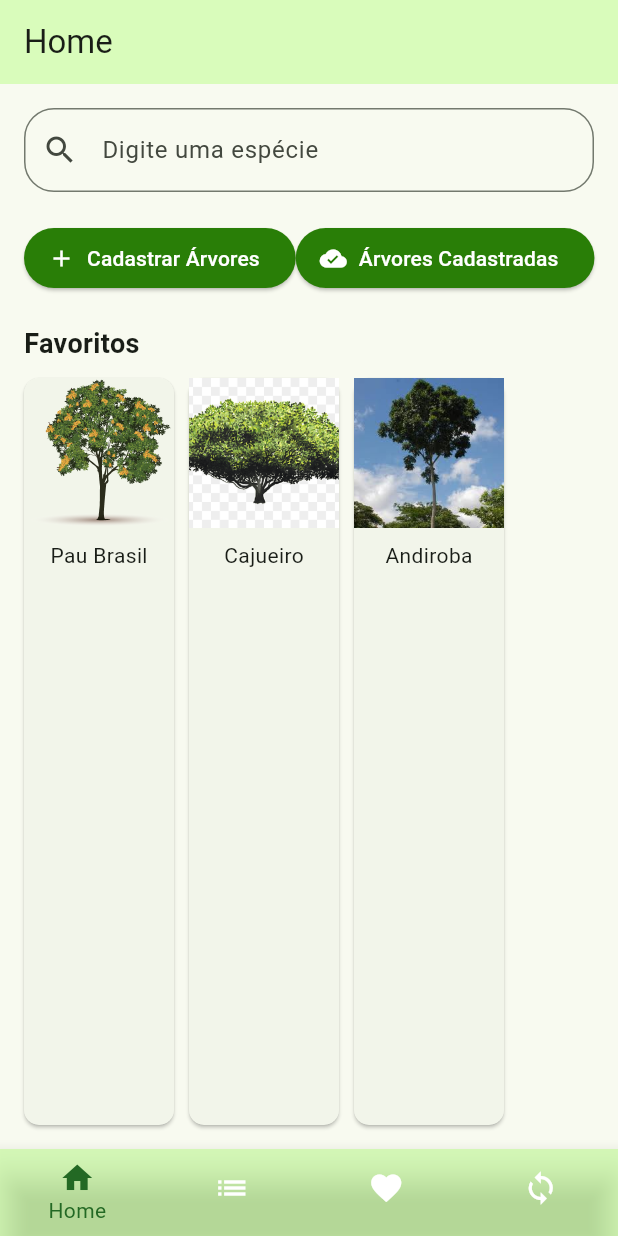
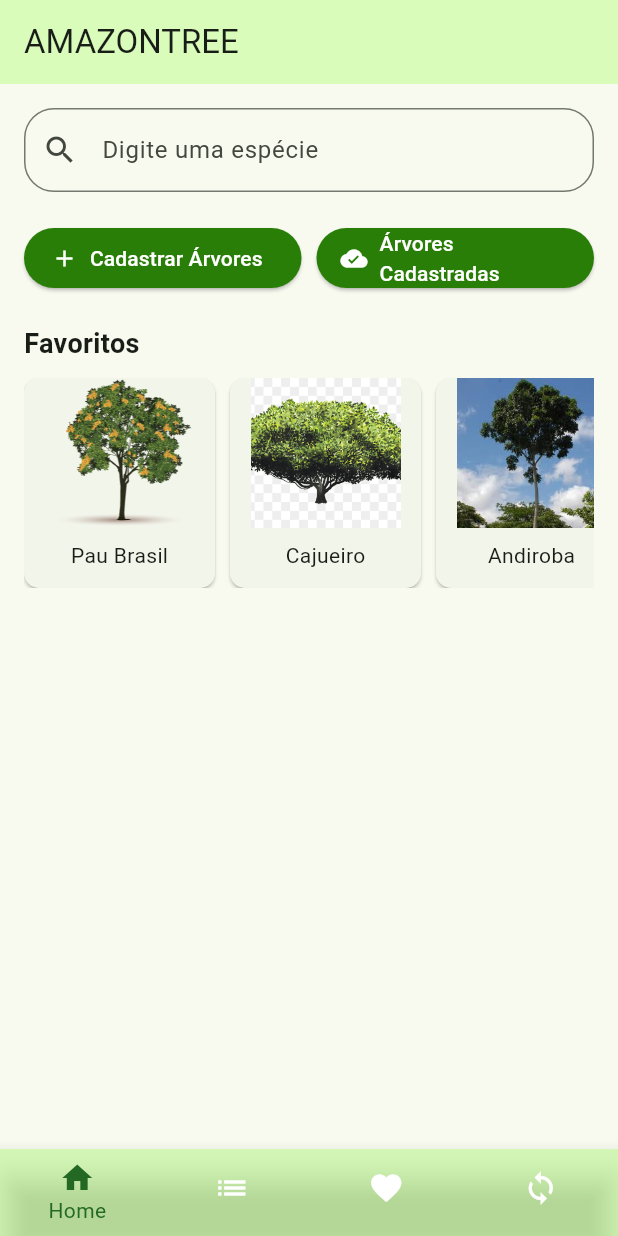
Before and after one commit to Matheusdeicke/amazontrees, a Flutter app: the screen it shows after launch, after a tap on "Login", on a phone screen of 412 x 824 dp. Run offline on Flutter 3.47's test engine with Material 3 defaults, Android fonts, the phone set to English and light mode, and no system bars.

Commit message:
att na tela home
listview consertada

```diff
--- a/lib/view/tela_home.dart
+++ b/lib/view/tela_home.dart
@@ -1,12 +1,14 @@
+import 'package:flutter/cupertino.dart';
 import 'package:flutter/material.dart';
-import 'package:amazontrees/utils/colors.dart';
+
+import '../utils/colors.dart';
 
 class TelaHome extends StatelessWidget {
   @override
   Widget build(BuildContext context) {
     return Scaffold(
       appBar: AppBar(
-        title: Text('Home'),
+        title: Text('AMAZONTREE'),
         backgroundColor: AppColors.secondaryColor,
       ),
       body: Padding(
@@ -30,7 +32,8 @@ class TelaHome extends StatelessWidget {
             Row(
               mainAxisAlignment: MainAxisAlignment.spaceBetween,
               children: [
-                _buildActionButton(
+                Expanded(
+                  child: _buildActionButton(
                     context,
                     icon: Icons.add,
                     label: 'Cadastrar Árvores',
@@ -38,13 +41,17 @@ class TelaHome extends StatelessWidget {
                       // Navegar para a tela de cadastro de árvores
                     },
                   ),
-                _buildActionButton(
+                ),
+                SizedBox(width: 10), // Espaço entre os botões
+                Expanded(
+                  child: _buildActionButton(
                     context,
                     icon: Icons.cloud_done,
                     label: 'Árvores Cadastradas',
                     onPressed: () {
                       // Navegar para a tela de árvores cadastradas
                     },
+                  ),
                 ),
               ],
             ),
@@ -56,14 +63,24 @@ class TelaHome extends StatelessWidget {
               style: TextStyle(fontSize: 18, fontWeight: FontWeight.bold),
             ),
             SizedBox(height: 10),
-            Expanded(
-              child: ListView(
+
+            SizedBox(
+              height: 140, // Define a altura da ListView
+              child: ListView.builder(
                 scrollDirection: Axis.horizontal,
-                children: [
-                  FavoritoCard('Pau Brasil', 'assets/images/pau_brasil.png'),
-                  FavoritoCard('Cajueiro', 'assets/images/cajueiro.png'),
-                  FavoritoCard('Andiroba', 'assets/images/andiroba.png'),
-                ],
+                itemCount: favoritos.length, // Quantidade de itens na lista
+                itemBuilder: (context, index) {
+                  return Container(
+                    width: MediaQuery
+                        .of(context)
+                        .size
+                        .width / 3, // Dividido por 3 para mostrar 3 por vez
+                    child: FavoritoCard(
+                      favoritos[index]['nome']!,
+                      favoritos[index]['imagePath']!,
+                    ),
+                  );
+                },
               ),
             ),
           ],
@@ -71,8 +88,11 @@ class TelaHome extends StatelessWidget {
       ),
     );
   }
+}
 
-  Widget _buildActionButton(BuildContext context, {required IconData icon, required String label, required VoidCallback onPressed}) {
+
+Widget _buildActionButton(BuildContext context,
+    {required IconData icon, required String label, required VoidCallback onPressed}) {
   return ElevatedButton.icon(
     onPressed: onPressed,
     icon: Icon(icon),
@@ -85,7 +105,6 @@ class TelaHome extends StatelessWidget {
       ),
     ),
   );
-  }
 }
 
 class FavoritoCard extends StatelessWidget {
@@ -118,3 +137,13 @@ class FavoritoCard extends StatelessWidget {
     );
   }
 }
+
+// Lista de árvores favoritas (exemplo)
+final List<Map<String, String>> favoritos = [
+  {'nome': 'Pau Brasil', 'imagePath': 'assets/images/pau_brasil.png'},
+  {'nome': 'Cajueiro', 'imagePath': 'assets/images/cajueiro.png'},
+  {'nome': 'Andiroba', 'imagePath': 'assets/images/andiroba.png'},
+  {'nome': 'Jequitibá', 'imagePath': 'assets/images/jequitiba.png'},
+  {'nome': 'Ipê Amarelo', 'imagePath': 'assets/images/ipe_amarelo.png'},
+  {'nome': 'Mogno', 'imagePath': 'assets/images/mogno.png'},
+];
--- a/lib/view/tela_login.dart
+++ b/lib/view/tela_login.dart
@@ -47,7 +47,8 @@ class TelaLogin extends StatelessWidget {
                                 borderSide: BorderSide(color: Colors.white),
                                 borderRadius: BorderRadius.circular(10),
                               ),
-                              prefixIcon: Icon(Icons.person, color: Colors.white),
+                              prefixIcon:
+                                  Icon(Icons.person, color: Colors.white),
                               labelStyle: TextStyle(color: Colors.white),
                             ),
                             style: TextStyle(color: Colors.white),
@@ -61,7 +62,8 @@ class TelaLogin extends StatelessWidget {
                             decoration: InputDecoration(
                               labelText: 'Senha',
                               border: OutlineInputBorder(
-                                borderSide: const BorderSide(color: AppColors.secondaryColor),
+                                borderSide: const BorderSide(
+                                    color: AppColors.secondaryColor),
                                 borderRadius: BorderRadius.circular(10),
                               ),
                               prefixIcon: Icon(Icons.lock, color: Colors.white),
@@ -72,23 +74,29 @@ class TelaLogin extends StatelessWidget {
                           SizedBox(height: 12),
 
                           // Botão de Login
-                          ElevatedButton(
+                          SizedBox(
+                            width: 200, // Definindo a largura
+                            height: 50, // Definindo a altura
+                            child: ElevatedButton(
                               onPressed: () {
                                 // Navegar para a TelaInicial
                                 Navigator.pushReplacement(
                                   context,
-                                MaterialPageRoute(builder: (context) => TelaInicial()),
+                                  MaterialPageRoute(
+                                      builder: (context) => TelaInicial()),
                                 );
                               },
                               child: Text('Login'),
                               style: ElevatedButton.styleFrom(
                                 backgroundColor: AppColors.secondaryColor,
                                 foregroundColor: Colors.white,
-                              padding: EdgeInsets.symmetric(vertical: 15, horizontal: 35),
+                                padding: EdgeInsets.symmetric(
+                                    vertical: 15, horizontal: 35),
                                 shape: RoundedRectangleBorder(
                                   borderRadius: BorderRadius.circular(10),
                                 ),
                                 elevation: 5,
+                              ),
                             ),
                           ),
                         ],
```
Lines whose indentation alone changed are shown as unchanged.
